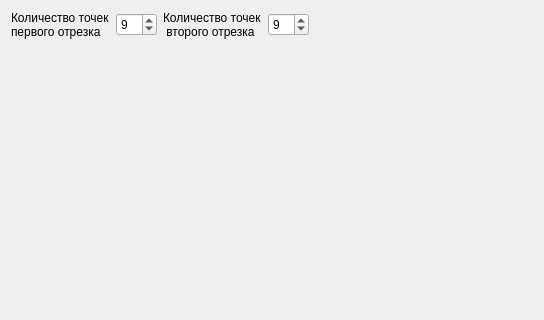
This is gui.ui in Kpuccmajl/doublecommivoyager as Qt 5 draws it before an edit; both pictures show x 0 to 544 and y 0 to 320 of the 852 by 487 pixel window. The edited form follows.
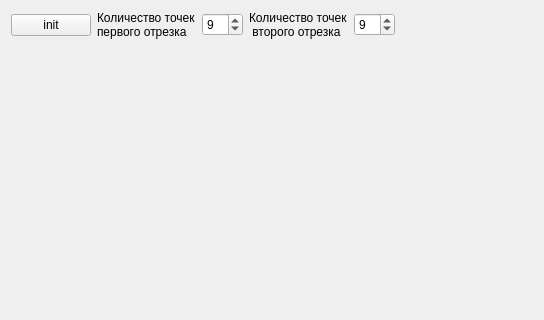
This is the edited form.

The edit to the form file:
```diff
--- a/gui.ui
+++ b/gui.ui
@@ -16,6 +16,13 @@
   <layout class="QVBoxLayout" name="verticalLayout" stretch="0,0,0">
    <item>
     <layout class="QHBoxLayout" name="horizontalLayout">
+     <item>
+      <widget class="QPushButton" name="btnInit">
+       <property name="text">
+        <string>init</string>
+       </property>
+      </widget>
+     </item>
      <item>
       <widget class="QLabel" name="lbl2">
        <property name="text">
```
